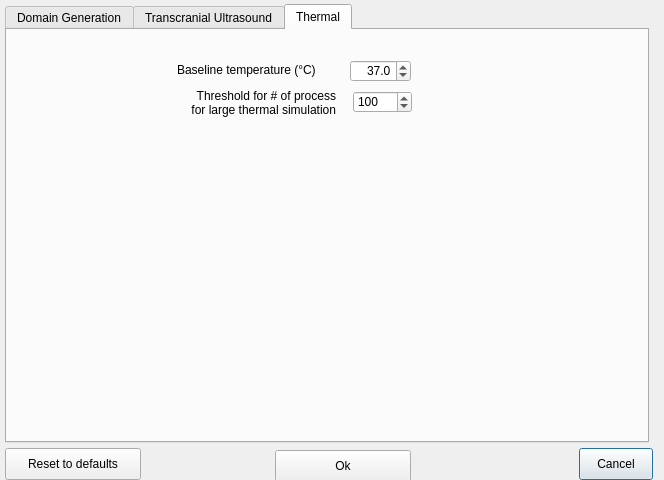
This is BabelBrain/Options/form.ui in ProteusMRIgHIFU/BabelBrain as Qt 5 draws it before an edit. The edited form follows.
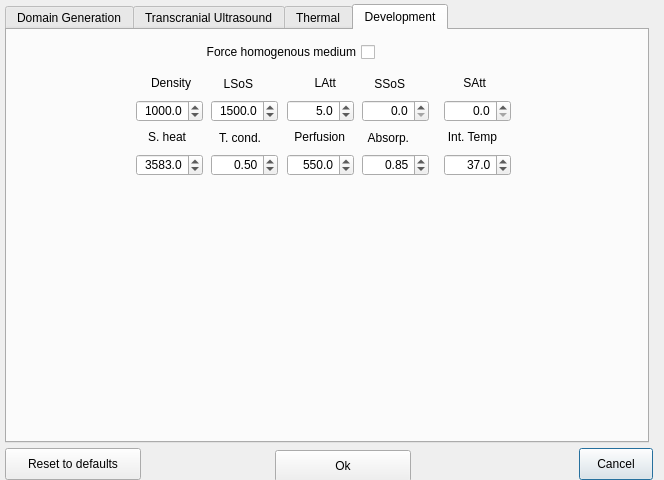
This is the edited form.

Commit message: Now advanced options are handled in a class

What changed in the file:
```diff
--- a/BabelBrain/Options/form.ui
+++ b/BabelBrain/Options/form.ui
@@ -62,7 +62,7 @@
     </rect>
    </property>
    <property name="currentIndex">
-    <number>2</number>
+    <number>3</number>
    </property>
    <widget class="QWidget" name="tab">
     <attribute name="title">
@@ -757,6 +757,467 @@
      </property>
     </widget>
    </widget>
+   <widget class="QWidget" name="tab_4">
+    <attribute name="title">
+     <string>Development</string>
+    </attribute>
+    <widget class="QCheckBox" name="bForceHomogenousMediumcheckBox">
+     <property name="geometry">
+      <rect>
+       <x>176</x>
+       <y>12</y>
+       <width>192</width>
+       <height>20</height>
+      </rect>
+     </property>
+     <property name="layoutDirection">
+      <enum>Qt::LayoutDirection::RightToLeft</enum>
+     </property>
+     <property name="text">
+      <string>Force homogenous medium</string>
+     </property>
+    </widget>
+    <widget class="QLabel" name="FocalLengthLabel_13">
+     <property name="geometry">
+      <rect>
+       <x>132</x>
+       <y>39</y>
+       <width>52</width>
+       <height>28</height>
+      </rect>
+     </property>
+     <property name="text">
+      <string>Density</string>
+     </property>
+     <property name="alignment">
+      <set>Qt::AlignmentFlag::AlignRight|Qt::AlignmentFlag::AlignTrailing|Qt::AlignmentFlag::AlignVCenter</set>
+     </property>
+    </widget>
+    <widget class="QDoubleSpinBox" name="HomogenousDensitySpinBox">
+     <property name="geometry">
+      <rect>
+       <x>129</x>
+       <y>70</y>
+       <width>67</width>
+       <height>22</height>
+      </rect>
+     </property>
+     <property name="alignment">
+      <set>Qt::AlignmentFlag::AlignRight|Qt::AlignmentFlag::AlignTrailing|Qt::AlignmentFlag::AlignVCenter</set>
+     </property>
+     <property name="decimals">
+      <number>1</number>
+     </property>
+     <property name="minimum">
+      <double>800.000000000000000</double>
+     </property>
+     <property name="maximum">
+      <double>3000.000000000000000</double>
+     </property>
+     <property name="singleStep">
+      <double>1.000000000000000</double>
+     </property>
+     <property name="value">
+      <double>1000.000000000000000</double>
+     </property>
+    </widget>
+    <widget class="QLabel" name="FocalLengthLabel_14">
+     <property name="geometry">
+      <rect>
+       <x>194</x>
+       <y>40</y>
+       <width>52</width>
+       <height>28</height>
+      </rect>
+     </property>
+     <property name="text">
+      <string>LSoS</string>
+     </property>
+     <property name="alignment">
+      <set>Qt::AlignmentFlag::AlignRight|Qt::AlignmentFlag::AlignTrailing|Qt::AlignmentFlag::AlignVCenter</set>
+     </property>
+    </widget>
+    <widget class="QDoubleSpinBox" name="HomogenousLSoSSpinBox">
+     <property name="geometry">
+      <rect>
+       <x>204</x>
+       <y>70</y>
+       <width>67</width>
+       <height>22</height>
+      </rect>
+     </property>
+     <property name="alignment">
+      <set>Qt::AlignmentFlag::AlignRight|Qt::AlignmentFlag::AlignTrailing|Qt::AlignmentFlag::AlignVCenter</set>
+     </property>
+     <property name="decimals">
+      <number>1</number>
+     </property>
+     <property name="minimum">
+      <double>1000.000000000000000</double>
+     </property>
+     <property name="maximum">
+      <double>3000.000000000000000</double>
+     </property>
+     <property name="singleStep">
+      <double>1.000000000000000</double>
+     </property>
+     <property name="value">
+      <double>1500.000000000000000</double>
+     </property>
+    </widget>
+    <widget class="QDoubleSpinBox" name="HomogenousSSoSSpinBox">
+     <property name="geometry">
+      <rect>
+       <x>355</x>
+       <y>70</y>
+       <width>67</width>
+       <height>22</height>
+      </rect>
+     </property>
+     <property name="alignment">
+      <set>Qt::AlignmentFlag::AlignRight|Qt::AlignmentFlag::AlignTrailing|Qt::AlignmentFlag::AlignVCenter</set>
+     </property>
+     <property name="decimals">
+      <number>1</number>
+     </property>
+     <property name="minimum">
+      <double>0.000000000000000</double>
+     </property>
+     <property name="maximum">
+      <double>3000.000000000000000</double>
+     </property>
+     <property name="singleStep">
+      <double>1.000000000000000</double>
+     </property>
+     <property name="value">
+      <double>0.000000000000000</double>
+     </property>
+    </widget>
+    <widget class="QLabel" name="FocalLengthLabel_15">
+     <property name="geometry">
+      <rect>
+       <x>277</x>
+       <y>39</y>
+       <width>52</width>
+       <height>28</height>
+      </rect>
+     </property>
+     <property name="text">
+      <string>LAtt</string>
+     </property>
+     <property name="alignment">
+      <set>Qt::AlignmentFlag::AlignRight|Qt::AlignmentFlag::AlignTrailing|Qt::AlignmentFlag::AlignVCenter</set>
+     </property>
+    </widget>
+    <widget class="QLabel" name="FocalLengthLabel_16">
+     <property name="geometry">
+      <rect>
+       <x>346</x>
+       <y>40</y>
+       <width>52</width>
+       <height>28</height>
+      </rect>
+     </property>
+     <property name="text">
+      <string>SSoS</string>
+     </property>
+     <property name="alignment">
+      <set>Qt::AlignmentFlag::AlignRight|Qt::AlignmentFlag::AlignTrailing|Qt::AlignmentFlag::AlignVCenter</set>
+     </property>
+    </widget>
+    <widget class="QDoubleSpinBox" name="HomogenousLAttSpinBox">
+     <property name="geometry">
+      <rect>
+       <x>280</x>
+       <y>70</y>
+       <width>67</width>
+       <height>22</height>
+      </rect>
+     </property>
+     <property name="alignment">
+      <set>Qt::AlignmentFlag::AlignRight|Qt::AlignmentFlag::AlignTrailing|Qt::AlignmentFlag::AlignVCenter</set>
+     </property>
+     <property name="decimals">
+      <number>1</number>
+     </property>
+     <property name="minimum">
+      <double>0.000000000000000</double>
+     </property>
+     <property name="maximum">
+      <double>200.000000000000000</double>
+     </property>
+     <property name="singleStep">
+      <double>1.000000000000000</double>
+     </property>
+     <property name="value">
+      <double>5.000000000000000</double>
+     </property>
+    </widget>
+    <widget class="QDoubleSpinBox" name="HomogenousSAttSpinBox">
+     <property name="geometry">
+      <rect>
+       <x>437</x>
+       <y>70</y>
+       <width>67</width>
+       <height>22</height>
+      </rect>
+     </property>
+     <property name="alignment">
+      <set>Qt::AlignmentFlag::AlignRight|Qt::AlignmentFlag::AlignTrailing|Qt::AlignmentFlag::AlignVCenter</set>
+     </property>
+     <property name="decimals">
+      <number>1</number>
+     </property>
+     <property name="minimum">
+      <double>0.000000000000000</double>
+     </property>
+     <property name="maximum">
+      <double>500.000000000000000</double>
+     </property>
+     <property name="singleStep">
+      <double>1.000000000000000</double>
+     </property>
+     <property name="value">
+      <double>0.000000000000000</double>
+     </property>
+    </widget>
+    <widget class="QLabel" name="FocalLengthLabel_17">
+     <property name="geometry">
+      <rect>
+       <x>427</x>
+       <y>39</y>
+       <width>52</width>
+       <height>28</height>
+      </rect>
+     </property>
+     <property name="text">
+      <string>SAtt</string>
+     </property>
+     <property name="alignment">
+      <set>Qt::AlignmentFlag::AlignRight|Qt::AlignmentFlag::AlignTrailing|Qt::AlignmentFlag::AlignVCenter</set>
+     </property>
+    </widget>
+    <widget class="QDoubleSpinBox" name="HomogenousPerfusionSpinBox">
+     <property name="geometry">
+      <rect>
+       <x>280</x>
+       <y>124</y>
+       <width>67</width>
+       <height>22</height>
+      </rect>
+     </property>
+     <property name="alignment">
+      <set>Qt::AlignmentFlag::AlignRight|Qt::AlignmentFlag::AlignTrailing|Qt::AlignmentFlag::AlignVCenter</set>
+     </property>
+     <property name="decimals">
+      <number>1</number>
+     </property>
+     <property name="minimum">
+      <double>0.000000000000000</double>
+     </property>
+     <property name="maximum">
+      <double>4000.000000000000000</double>
+     </property>
+     <property name="singleStep">
+      <double>1.000000000000000</double>
+     </property>
+     <property name="value">
+      <double>550.000000000000000</double>
+     </property>
+    </widget>
+    <widget class="QLabel" name="FocalLengthLabel_18">
+     <property name="geometry">
+      <rect>
+       <x>110</x>
+       <y>93</y>
+       <width>69</width>
+       <height>28</height>
+      </rect>
+     </property>
+     <property name="text">
+      <string>S. heat</string>
+     </property>
+     <property name="alignment">
+      <set>Qt::AlignmentFlag::AlignRight|Qt::AlignmentFlag::AlignTrailing|Qt::AlignmentFlag::AlignVCenter</set>
+     </property>
+    </widget>
+    <widget class="QDoubleSpinBox" name="HomogenousThermCondSpinBox">
+     <property name="geometry">
+      <rect>
+       <x>204</x>
+       <y>124</y>
+       <width>67</width>
+       <height>22</height>
+      </rect>
+     </property>
+     <property name="alignment">
+      <set>Qt::AlignmentFlag::AlignRight|Qt::AlignmentFlag::AlignTrailing|Qt::AlignmentFlag::AlignVCenter</set>
+     </property>
+     <property name="decimals">
+      <number>2</number>
+     </property>
+     <property name="minimum">
+      <double>0.000000000000000</double>
+     </property>
+     <property name="maximum">
+      <double>3.000000000000000</double>
+     </property>
+     <property name="singleStep">
+      <double>0.010000000000000</double>
+     </property>
+     <property name="value">
+      <double>0.500000000000000</double>
+     </property>
+    </widget>
+    <widget class="QDoubleSpinBox" name="HomogenousAbsorptionSpinBox">
+     <property name="geometry">
+      <rect>
+       <x>355</x>
+       <y>124</y>
+       <width>67</width>
+       <height>22</height>
+      </rect>
+     </property>
+     <property name="alignment">
+      <set>Qt::AlignmentFlag::AlignRight|Qt::AlignmentFlag::AlignTrailing|Qt::AlignmentFlag::AlignVCenter</set>
+     </property>
+     <property name="decimals">
+      <number>2</number>
+     </property>
+     <property name="minimum">
+      <double>0.000000000000000</double>
+     </property>
+     <property name="maximum">
+      <double>1.000000000000000</double>
+     </property>
+     <property name="singleStep">
+      <double>0.010000000000000</double>
+     </property>
+     <property name="value">
+      <double>0.850000000000000</double>
+     </property>
+    </widget>
+    <widget class="QDoubleSpinBox" name="HomogenousInitTempSpinBox">
+     <property name="geometry">
+      <rect>
+       <x>437</x>
+       <y>124</y>
+       <width>67</width>
+       <height>22</height>
+      </rect>
+     </property>
+     <property name="alignment">
+      <set>Qt::AlignmentFlag::AlignRight|Qt::AlignmentFlag::AlignTrailing|Qt::AlignmentFlag::AlignVCenter</set>
+     </property>
+     <property name="decimals">
+      <number>1</number>
+     </property>
+     <property name="minimum">
+      <double>0.000000000000000</double>
+     </property>
+     <property name="maximum">
+      <double>60.000000000000000</double>
+     </property>
+     <property name="singleStep">
+      <double>1.000000000000000</double>
+     </property>
+     <property name="value">
+      <double>37.000000000000000</double>
+     </property>
+    </widget>
+    <widget class="QLabel" name="FocalLengthLabel_19">
+     <property name="geometry">
+      <rect>
+       <x>277</x>
+       <y>93</y>
+       <width>61</width>
+       <height>28</height>
+      </rect>
+     </property>
+     <property name="text">
+      <string>Perfusion</string>
+     </property>
+     <property name="alignment">
+      <set>Qt::AlignmentFlag::AlignRight|Qt::AlignmentFlag::AlignTrailing|Qt::AlignmentFlag::AlignVCenter</set>
+     </property>
+    </widget>
+    <widget class="QLabel" name="FocalLengthLabel_20">
+     <property name="geometry">
+      <rect>
+       <x>350</x>
+       <y>94</y>
+       <width>52</width>
+       <height>28</height>
+      </rect>
+     </property>
+     <property name="text">
+      <string>Absorp.</string>
+     </property>
+     <property name="alignment">
+      <set>Qt::AlignmentFlag::AlignRight|Qt::AlignmentFlag::AlignTrailing|Qt::AlignmentFlag::AlignVCenter</set>
+     </property>
+    </widget>
+    <widget class="QLabel" name="FocalLengthLabel_21">
+     <property name="geometry">
+      <rect>
+       <x>200</x>
+       <y>94</y>
+       <width>54</width>
+       <height>28</height>
+      </rect>
+     </property>
+     <property name="text">
+      <string>T. cond.</string>
+     </property>
+     <property name="alignment">
+      <set>Qt::AlignmentFlag::AlignRight|Qt::AlignmentFlag::AlignTrailing|Qt::AlignmentFlag::AlignVCenter</set>
+     </property>
+    </widget>
+    <widget class="QDoubleSpinBox" name="HomogenousSpecHeatSpinBox">
+     <property name="geometry">
+      <rect>
+       <x>129</x>
+       <y>124</y>
+       <width>67</width>
+       <height>22</height>
+      </rect>
+     </property>
+     <property name="alignment">
+      <set>Qt::AlignmentFlag::AlignRight|Qt::AlignmentFlag::AlignTrailing|Qt::AlignmentFlag::AlignVCenter</set>
+     </property>
+     <property name="decimals">
+      <number>1</number>
+     </property>
+     <property name="minimum">
+      <double>2000.000000000000000</double>
+     </property>
+     <property name="maximum">
+      <double>6000.000000000000000</double>
+     </property>
+     <property name="singleStep">
+      <double>1.000000000000000</double>
+     </property>
+     <property name="value">
+      <double>3583.000000000000000</double>
+     </property>
+    </widget>
+    <widget class="QLabel" name="FocalLengthLabel_22">
+     <property name="geometry">
+      <rect>
+       <x>427</x>
+       <y>93</y>
+       <width>63</width>
+       <height>28</height>
+      </rect>
+     </property>
+     <property name="text">
+      <string>Int. Temp</string>
+     </property>
+     <property name="alignment">
+      <set>Qt::AlignmentFlag::AlignRight|Qt::AlignmentFlag::AlignTrailing|Qt::AlignmentFlag::AlignVCenter</set>
+     </property>
+    </widget>
+   </widget>
   </widget>
  </widget>
  <resources/>
```
The commit also changes 3 other files.
